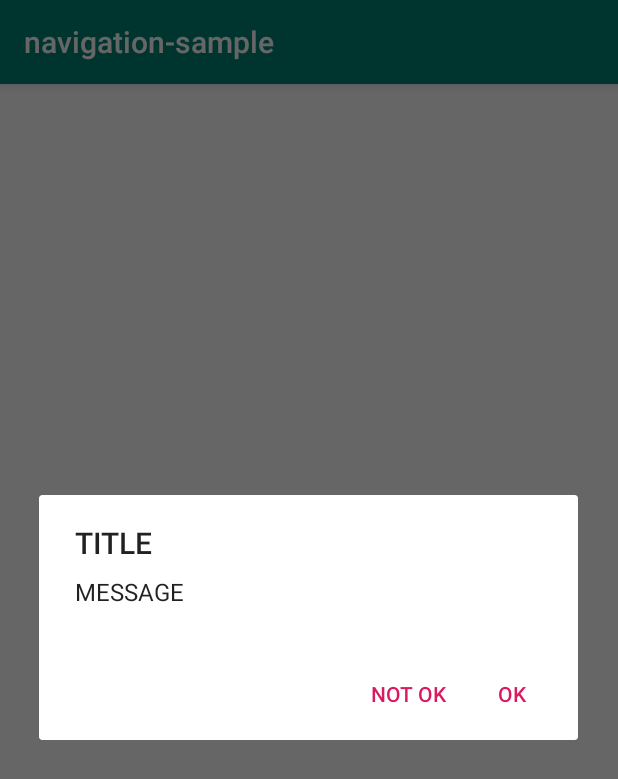
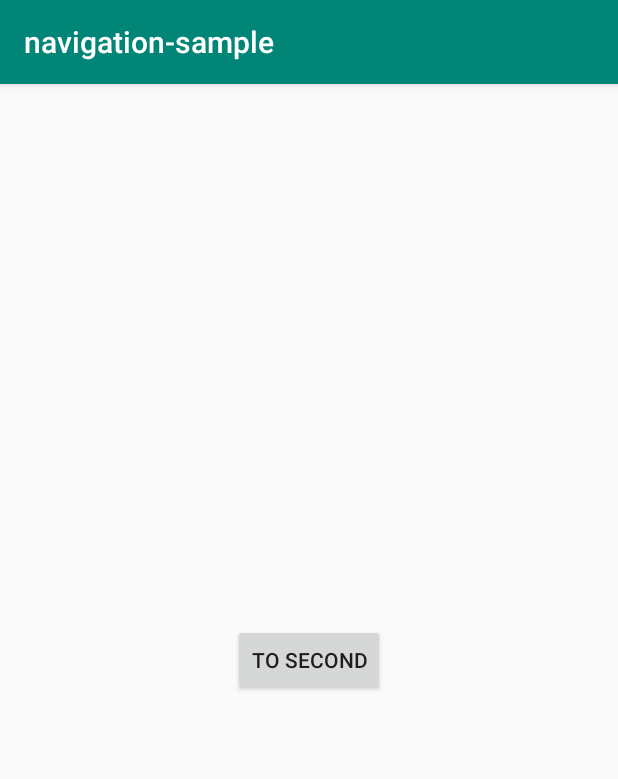
Before and after one commit to ibara1454/navigationsample, an Android app: the screen it shows after launch (MainActivity), on a phone screen of 412 x 824 dp. Shown: the top 779 px of the screen. Run offline under Robolectric (Android 15) with nearby library versions, the phone set to English and light mode, and no system bars.

Commit message:
feat: cyclic navigation graph

```diff
--- /dev/null
+++ b/app/src/main/java/com/example/navigation_sample/FirstFragment.kt
@@ -0,0 +1,31 @@
+package com.example.navigation_sample
+
+
+import android.os.Bundle
+import android.view.LayoutInflater
+import android.view.View
+import android.view.ViewGroup
+import androidx.fragment.app.Fragment
+import androidx.navigation.fragment.findNavController
+import kotlinx.android.synthetic.main.fragment_first.*
+
+/**
+ * A simple [Fragment] subclass.
+ */
+class FirstFragment : Fragment() {
+
+    override fun onCreateView(
+        inflater: LayoutInflater, container: ViewGroup?,
+        savedInstanceState: Bundle?
+    ): View? {
+        // Inflate the layout for this fragment
+        return inflater.inflate(R.layout.fragment_first, container, false)
+    }
+
+    override fun onViewCreated(view: View, savedInstanceState: Bundle?) {
+        super.onViewCreated(view, savedInstanceState)
+        btn_to_second.setOnClickListener {
+            findNavController().navigate(R.id.action_firstFragment_to_secondFragment)
+        }
+    }
+}
--- a/app/src/main/java/com/example/navigation_sample/MainActivity.kt
+++ b/app/src/main/java/com/example/navigation_sample/MainActivity.kt
@@ -2,12 +2,35 @@ package com.example.navigation_sample
 
 import androidx.appcompat.app.AppCompatActivity
 import android.os.Bundle
+import android.widget.Toast
+import androidx.fragment.app.FragmentManager
+import kotlinx.android.synthetic.main.activity_main.*
+import kotlinx.coroutines.*
 
-class MainActivity : AppCompatActivity() {
+class MainActivity : AppCompatActivity(), CoroutineScope by MainScope() {
 
     override fun onCreate(savedInstanceState: Bundle?) {
         super.onCreate(savedInstanceState)
         setContentView(R.layout.activity_main)
+
+        launch {
+            repeat(Integer.MAX_VALUE) {
+                val fm = supportFragmentManager
+                val count = fm.backStackEntryCount
+                Toast.makeText(this@MainActivity, "count = $it", Toast.LENGTH_SHORT)
+                    .show()
+                val fragments = (0 until count)
+                    .map(fm::getBackStackEntryAt)
+                    .map(FragmentManager.BackStackEntry::getId)
+                    .joinToString(",\n")
+                textView.text = fragments
+                delay(100L)
+            }
+        }
     }
 
+    override fun onDestroy() {
+        cancel()
+        super.onDestroy()
+    }
 }
--- a/app/src/main/java/com/example/navigation_sample/ProcessingFragment.kt
+++ b/app/src/main/java/com/example/navigation_sample/ProcessingFragment.kt
@@ -6,6 +6,7 @@ import android.view.View
 import android.view.ViewGroup
 import androidx.fragment.app.Fragment
 import androidx.navigation.fragment.findNavController
+import androidx.navigation.navOptions
 import kotlinx.coroutines.*
 
 class ProcessingFragment: Fragment(), CoroutineScope by MainScope() {
@@ -20,7 +21,11 @@ class ProcessingFragment: Fragment(), CoroutineScope by MainScope() {
         println("in processing fragment")
         launch {
             delay(2_000L)
-            findNavController().navigate(R.id.action_processingFragment_to_decidingFragment)
+            findNavController().navigate(R.id.action_processingFragment_to_decidingFragment, null, navOptions {
+                popUpTo(R.id.processingFragment) {
+                    inclusive = true
+                }
+            })
         }
     }
 
--- a/app/src/main/res/layout/activity_main.xml
+++ b/app/src/main/res/layout/activity_main.xml
@@ -10,10 +10,11 @@
         android:id="@+id/textView"
         android:layout_width="match_parent"
         android:layout_height="20dp"
+        android:layout_marginTop="32dp"
         android:text="YOU SHOULD NOT SEE ME"
-        app:layout_constraintEnd_toEndOf="parent"
-        app:layout_constraintHorizontal_bias="0.498"
-        app:layout_constraintStart_toStartOf="parent" />
+        app:layout_constraintEnd_toEndOf="@+id/nav_host_fragment"
+        app:layout_constraintStart_toStartOf="parent"
+        app:layout_constraintTop_toTopOf="@+id/nav_host_fragment" />
 
 
     <fragment
@@ -22,9 +23,10 @@
         android:layout_width="match_parent"
         android:layout_height="match_parent"
         app:defaultNavHost="true"
-        app:navGraph="@navigation/migration_navigation_graph"
+
+        app:navGraph="@navigation/cycle_navigation_graph"
         tools:layout_editor_absoluteX="5dp"
         tools:layout_editor_absoluteY="5dp" />
-
+    <!--        app:navGraph="@navigation/migration_navigation_graph"-->
 
 </androidx.constraintlayout.widget.ConstraintLayout>
--- /dev/null
+++ b/app/src/main/res/layout/fragment_first.xml
@@ -0,0 +1,19 @@
+<?xml version="1.0" encoding="utf-8"?>
+<androidx.constraintlayout.widget.ConstraintLayout
+    xmlns:android="http://schemas.android.com/apk/res/android"
+    xmlns:app="http://schemas.android.com/apk/res-auto"
+    xmlns:tools="http://schemas.android.com/tools"
+    android:layout_width="match_parent"
+    android:layout_height="match_parent"
+    tools:context=".FirstFragment">
+
+    <Button
+        android:id="@+id/btn_to_second"
+        android:layout_width="wrap_content"
+        android:layout_height="wrap_content"
+        android:text="To Second"
+        app:layout_constraintBottom_toBottomOf="parent"
+        app:layout_constraintEnd_toEndOf="parent"
+        app:layout_constraintStart_toStartOf="parent"
+        app:layout_constraintTop_toTopOf="parent" />
+</androidx.constraintlayout.widget.ConstraintLayout>
--- /dev/null
+++ b/app/src/main/res/navigation/cycle_navigation_graph.xml
@@ -0,0 +1,45 @@
+<?xml version="1.0" encoding="utf-8"?>
+<navigation xmlns:android="http://schemas.android.com/apk/res/android"
+    xmlns:app="http://schemas.android.com/apk/res-auto"
+    xmlns:tools="http://schemas.android.com/tools"
+    android:id="@+id/cycle_navigation_graph"
+    app:startDestination="@id/firstFragment">
+
+    <fragment
+        android:id="@+id/firstFragment"
+        android:name="com.example.navigation_sample.FirstFragment"
+        android:label="fragment_first"
+        tools:layout="@layout/fragment_first" >
+        <action
+            android:id="@+id/action_firstFragment_to_secondFragment"
+            app:destination="@id/secondFragment"
+            app:enterAnim="@anim/nav_default_pop_enter_anim"
+            app:launchSingleTop="true"
+            app:popUpToInclusive="false" />
+    </fragment>
+    <fragment
+        android:id="@+id/secondFragment"
+        android:name="com.example.navigation_sample.SecondFragment"
+        android:label="fragment_second"
+        tools:layout="@layout/fragment_second" >
+        <action
+            android:id="@+id/action_secondFragment_to_thirdFragment"
+            app:destination="@id/thirdFragment"
+            app:enterAnim="@anim/nav_default_pop_enter_anim"
+            app:launchSingleTop="true"
+            app:popUpToInclusive="false" />
+    </fragment>
+    <fragment
+        android:id="@+id/thirdFragment"
+        android:name="com.example.navigation_sample.ThirdFragment"
+        android:label="fragment_third"
+        tools:layout="@layout/fragment_third" >
+        <action
+            android:id="@+id/action_thirdFragment_to_firstFragment"
+            app:destination="@id/firstFragment"
+            app:enterAnim="@anim/nav_default_pop_enter_anim"
+            app:launchSingleTop="true"
+            app:popUpTo="@+id/thirdFragment"
+            app:popUpToInclusive="true" />
+    </fragment>
+</navigation>
--- a/app/src/main/res/navigation/migration_navigation_graph.xml
+++ b/app/src/main/res/navigation/migration_navigation_graph.xml
@@ -12,7 +12,8 @@
         <action
             android:id="@+id/action_processingFragment_to_decidingFragment"
             app:destination="@id/decidingFragment"
-            app:popUpTo="@+id/decidingFragment"
+            app:launchSingleTop="true"
+            app:popUpTo="@+id/processingFragment"
             app:popUpToInclusive="true" />
     </fragment>
     <fragment
@@ -23,12 +24,14 @@
         <action
             android:id="@+id/action_decidingFragment_to_processingFragment"
             app:destination="@id/processingFragment"
+            app:launchSingleTop="true"
             app:popUpTo="@+id/processingFragment"
             app:popUpToInclusive="true" />
         <action
             android:id="@+id/action_decidingFragment_to_failureFragment"
             app:destination="@id/failureFragment"
-            app:popUpTo="@+id/failureFragment"
+            app:launchSingleTop="true"
+            app:popUpTo="@+id/processingFragment"
             app:popUpToInclusive="true" />
     </fragment>
     <fragment
```
Also changed, not shown: app/src/main/java/com/example/navigation_sample/DecidingFragment.kt (+11 -2 lines), app/src/main/java/com/example/navigation_sample/SecondFragment.kt (added, +31 -0 lines), app/src/main/java/com/example/navigation_sample/ThirdFragment.kt (added, +31 -0 lines), app/src/main/res/layout/fragment_second.xml (added, +18 -0 lines), app/src/main/res/layout/fragment_third.xml (added, +17 -0 lines).
